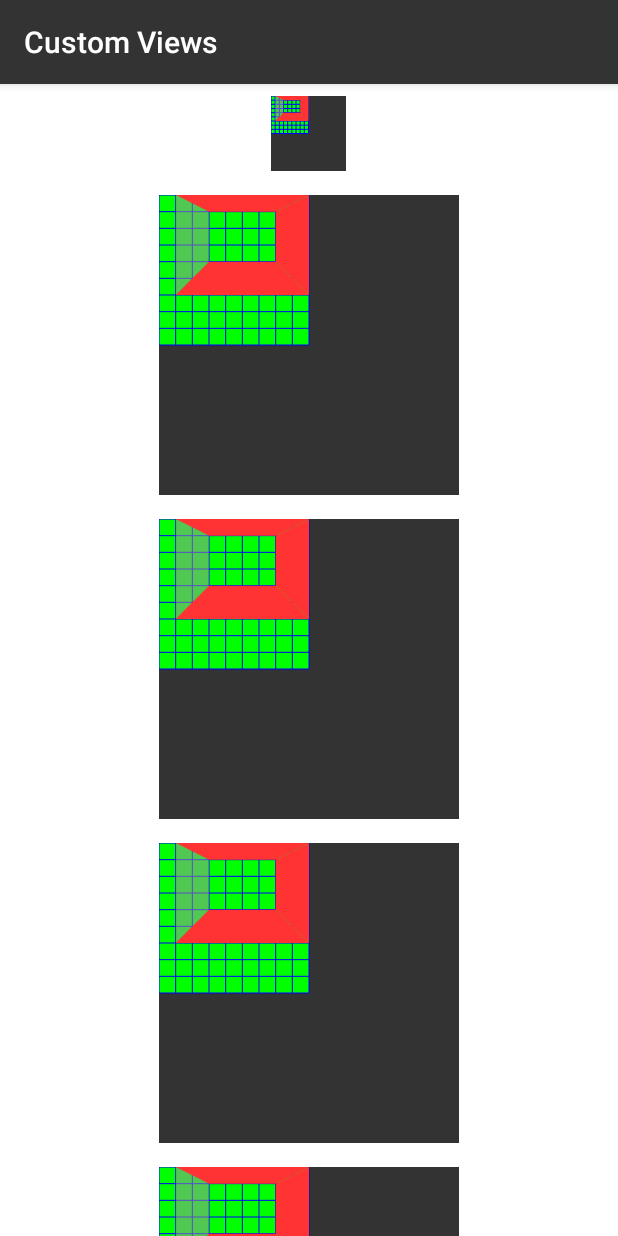
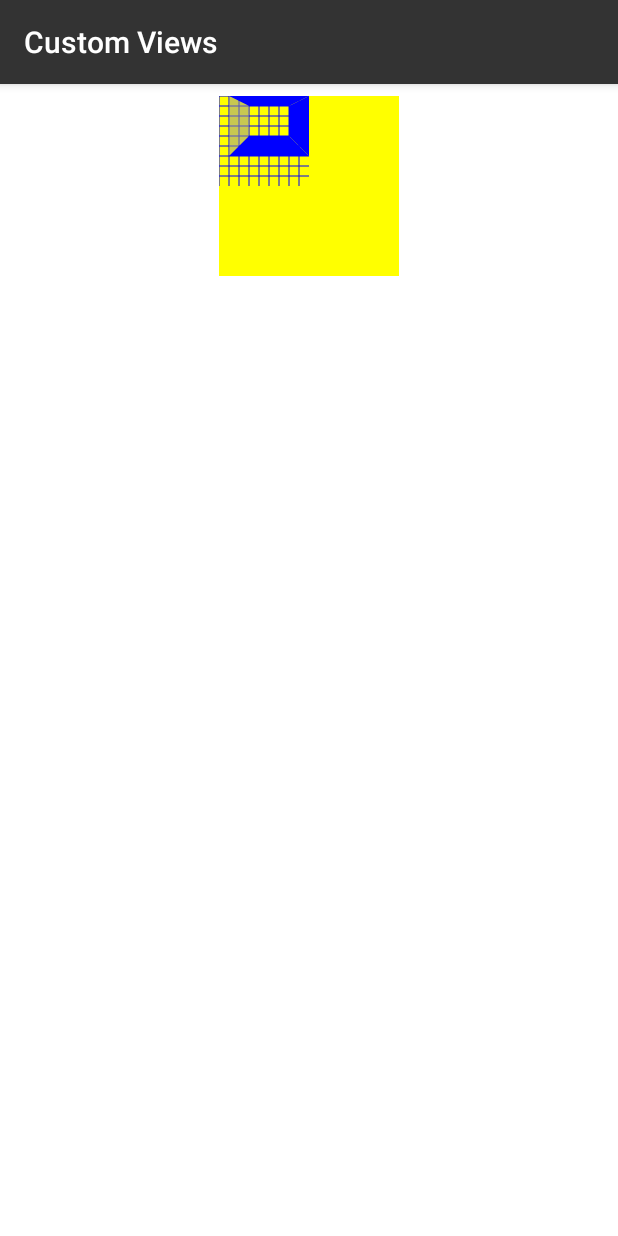
Before and after one commit to Bruno125/Custom-Views-Demo, an Android app: the screen it shows after launch (MainActivity), on a phone screen of 412 x 824 dp. Run offline under Robolectric (Android 15) with nearby library versions, the phone set to English and light mode, and no system bars.

Commit message:
Add class with custom attributes

```diff
--- /dev/null
+++ b/app/src/main/java/com/example/customviews/CustomizableClockView.java
@@ -0,0 +1,63 @@
+package com.example.customviews;
+
+import android.content.Context;
+import android.content.res.TypedArray;
+import android.support.annotation.Nullable;
+import android.util.AttributeSet;
+
+/**
+ * Created by fanlat on 14/08/17.
+ */
+
+public class CustomizableClockView extends OptimizedClockView {
+    public CustomizableClockView(Context context) {
+        this(context, null);
+    }
+
+    public CustomizableClockView(Context context, @Nullable AttributeSet attrs) {
+        super(context, attrs);
+        init(attrs);
+    }
+
+    private void init(@Nullable AttributeSet attrs){
+        if(attrs == null)
+            return;
+
+        TypedArray a = getContext().getTheme().obtainStyledAttributes(
+                attrs,
+                R.styleable.clock_view,
+                0, 0);
+
+        try {
+            //Read custom background color
+            int backgroundColor = a.getColor(R.styleable.clock_view_background_color, -1);
+            if(backgroundColor != -1){
+                mBackgroundColor = backgroundColor;
+            }
+            //Read custom active text color
+            int activeTextColor = a.getColor(R.styleable.clock_view_active_text_color, -1);
+            if(activeTextColor != -1){
+                mActiveTextColor = activeTextColor;
+            }
+            //Read custom inactive text color
+            int inactiveTextColor = a.getColor(R.styleable.clock_view_inactive_text_color, -1);
+            if(inactiveTextColor != -1){
+                mInactiveTextColor = inactiveTextColor;
+            }
+            //Set grid
+            mShowGrid = a.getBoolean(R.styleable.clock_view_show_grid,false);
+            mShowGridBackground = a.getBoolean(R.styleable.clock_view_show_square,false);
+            //Set default number
+            int defaultNumber = a.getInt(R.styleable.clock_view_default_value,24);
+            if(defaultNumber >= 0 && defaultNumber < 25)
+                mCurrentNumber = defaultNumber;
+
+        } finally {
+            a.recycle();
+        }
+
+        super.init();
+    }
+
+
+}
--- a/app/src/main/java/com/example/customviews/OptimizedClockView.java
+++ b/app/src/main/java/com/example/customviews/OptimizedClockView.java
@@ -10,7 +10,6 @@ import android.support.annotation.NonNull;
 import android.support.annotation.Nullable;
 import android.support.v4.content.ContextCompat;
 import android.util.AttributeSet;
-import android.util.Log;
 import android.view.View;
 
 import java.util.ArrayList;
@@ -27,12 +26,17 @@ public class OptimizedClockView extends View implements IClockView{
     protected Paint gridPaint;
     protected Paint activeTextPaint;
     protected Paint inactiveTextPaint;
+
+    protected int mBackgroundColor = resolveColor(R.color.colorPrimary);
+    protected int mActiveTextColor = resolveColor(R.color.colorAccent);
+    protected int mInactiveTextColor = resolveColor(R.color.colorInactive);
+
     protected int cellPadding = 0;
 
-    protected boolean showGridBackground = true;
-    protected boolean showGrid = true;
+    protected boolean mShowGridBackground = true;
+    protected boolean mShowGrid = true;
 
-    private int currentNumber = 24;
+    protected int mCurrentNumber = 24;
     private float canvasSize;
     private float cellSize;
     private float nColumns;
@@ -61,24 +65,28 @@ public class OptimizedClockView extends View implements IClockView{
     /**
      *
      */
-    private void init(){
+    protected void init(){
         defaultSize = (int) (200 * getContext().getResources().getDisplayMetrics().density);
-        backgroundPaint = createPaintFromResource(R.color.colorPrimary);
-        squarePaint = createPaintFromResource(R.color.green);
-        gridPaint = createPaintFromResource(R.color.blue);
-        activeTextPaint = createPaintFromResource(R.color.colorAccent);
-        inactiveTextPaint = createPaintFromResource(R.color.colorInactive);
+        backgroundPaint = createPaintFromResource(mBackgroundColor);
+        activeTextPaint = createPaintFromResource(mActiveTextColor);
+        inactiveTextPaint = createPaintFromResource(mInactiveTextColor);
+
+        squarePaint = createPaintFromResource(resolveColor(R.color.green));
+        gridPaint = createPaintFromResource(resolveColor(R.color.blue));
 
         if(!isInEditMode())
             start();
     }
 
-    private Paint createPaintFromResource(@ColorRes int color){
+    private Paint createPaintFromResource(int color){
         Paint paint = new Paint(Paint.ANTI_ALIAS_FLAG);
-        paint.setColor(ContextCompat.getColor(getContext(),color));
+        paint.setColor(color);
         return paint;
     }
 
+    private int resolveColor(@ColorRes int colorId){
+        return ContextCompat.getColor(getContext(),colorId);
+    }
 
     //region //View overrides
 
@@ -101,10 +109,10 @@ public class OptimizedClockView extends View implements IClockView{
 
 
 
-        updatePathsStatesForNumber(paths, currentNumber);
+        updatePathsStatesForNumber(paths, mCurrentNumber);
 
         canvas.drawRect(0,0,canvasWidth,canvasHeight,backgroundPaint);
-        if(showGridBackground) {
+        if(mShowGridBackground) {
             canvas.drawRect(
                     horizontalOffset,
                     verticalOffset,
@@ -113,7 +121,7 @@ public class OptimizedClockView extends View implements IClockView{
                     squarePaint);
         }
 
-        if(showGrid)
+        if(mShowGrid)
             paintGrid(canvas);
 
         for(ClockPath clockPath : paths){
@@ -352,7 +360,7 @@ public class OptimizedClockView extends View implements IClockView{
 
     @Override
     public void reset() {
-        currentNumber = 0;
+        mCurrentNumber = 0;
     }
 
     private Runnable updateRunnable = new Runnable() {
@@ -363,11 +371,11 @@ public class OptimizedClockView extends View implements IClockView{
     };
 
     private void updateClock() {
-        if(currentNumber > 0) {
-            currentNumber--;
+        if(mCurrentNumber > 0) {
+            mCurrentNumber--;
             invalidate();
 
-            if(currentNumber != 0) {
+            if(mCurrentNumber != 0) {
                 //sigue actualizando
                 postDelayed(updateRunnable, 1000L);
             }else{
--- a/app/src/main/res/layout/activity_main.xml
+++ b/app/src/main/res/layout/activity_main.xml
@@ -1,5 +1,5 @@
 <?xml version="1.0" encoding="utf-8"?>
-<ScrollView xmlns:android="http://schemas.android.com/apk/res/android"
+<LinearLayout xmlns:android="http://schemas.android.com/apk/res/android"
     xmlns:app="http://schemas.android.com/apk/res-auto"
     xmlns:tools="http://schemas.android.com/tools"
     android:layout_width="match_parent"
@@ -7,135 +7,17 @@
     android:background="#fff"
     android:orientation="vertical">
 
-    <LinearLayout
-        android:layout_width="match_parent"
-        android:layout_height="wrap_content"
-        android:orientation="vertical">
 
-        <com.example.customviews.OptimizedClockView
-            android:layout_width="50dp"
-            android:layout_height="50dp"
-            android:layout_gravity="center_horizontal"
-            android:layout_margin="8dp"/>
-
-        <com.example.customviews.OptimizedClockView
-            android:layout_width="wrap_content"
-            android:layout_height="wrap_content"
-            android:layout_gravity="center_horizontal"
-            android:layout_margin="8dp"/>
-
-        <com.example.customviews.OptimizedClockView
-            android:layout_width="wrap_content"
-            android:layout_height="wrap_content"
-            android:layout_gravity="center_horizontal"
-            android:layout_margin="8dp"/>
-
-        <com.example.customviews.OptimizedClockView
-            android:layout_width="wrap_content"
-            android:layout_height="wrap_content"
-            android:layout_gravity="center_horizontal"
-            android:layout_margin="8dp"/>
-
-        <com.example.customviews.OptimizedClockView
-            android:layout_width="wrap_content"
-            android:layout_height="wrap_content"
-            android:layout_gravity="center_horizontal"
-            android:layout_margin="8dp"/>
-
-        <com.example.customviews.OptimizedClockView
-            android:layout_width="wrap_content"
-            android:layout_height="wrap_content"
-            android:layout_gravity="center_horizontal"
-            android:layout_margin="8dp"/>
-
-        <com.example.customviews.OptimizedClockView
-            android:layout_width="wrap_content"
-            android:layout_height="wrap_content"
-            android:layout_gravity="center_horizontal"
-            android:layout_margin="8dp"/>
-
-        <com.example.customviews.OptimizedClockView
-            android:layout_width="wrap_content"
-            android:layout_height="wrap_content"
-            android:layout_gravity="center_horizontal"
-            android:layout_margin="8dp"/>
-
-        <com.example.customviews.OptimizedClockView
-            android:layout_width="wrap_content"
-            android:layout_height="wrap_content"
-            android:layout_gravity="center_horizontal"
-            android:layout_margin="8dp"/>
-
-        <com.example.customviews.OptimizedClockView
-            android:layout_width="wrap_content"
-            android:layout_height="wrap_content"
-            android:layout_gravity="center_horizontal"
-            android:layout_margin="8dp"/>
-
-        <com.example.customviews.OptimizedClockView
-            android:layout_width="wrap_content"
-            android:layout_height="wrap_content"
-            android:layout_gravity="center_horizontal"
-            android:layout_margin="8dp"/>
-
-        <com.example.customviews.OptimizedClockView
-            android:layout_width="wrap_content"
-            android:layout_height="wrap_content"
-            android:layout_gravity="center_horizontal"
-            android:layout_margin="8dp"/>
+    <com.example.customviews.CustomizableClockView
+        android:layout_width="120dp"
+        android:layout_height="120dp"
+        android:layout_gravity="center_horizontal"
+        android:layout_margin="8dp"
+        app:background_color="#ff0"
+        app:active_text_color="#00f"
+        app:inactive_text_color="#fff"
+        app:show_grid="true"
+        app:default_value="20" />
 
 
-        <com.example.customviews.OptimizedClockView
-            android:layout_width="wrap_content"
-            android:layout_height="wrap_content"
-            android:layout_gravity="center_horizontal"
-            android:layout_margin="8dp"/>
-
-        <com.example.customviews.OptimizedClockView
-            android:layout_width="wrap_content"
-            android:layout_height="wrap_content"
-            android:layout_gravity="center_horizontal"
-            android:layout_margin="8dp"/>
-
-        <com.example.customviews.OptimizedClockView
-            android:layout_width="wrap_content"
-            android:layout_height="wrap_content"
-            android:layout_gravity="center_horizontal"
-            android:layout_margin="8dp"/>
-
-        <com.example.customviews.OptimizedClockView
-            android:layout_width="wrap_content"
-            android:layout_height="wrap_content"
-            android:layout_gravity="center_horizontal"
-            android:layout_margin="8dp"/>
-
-
-        <com.example.customviews.OptimizedClockView
-            android:layout_width="wrap_content"
-            android:layout_height="wrap_content"
-            android:layout_gravity="center_horizontal"
-            android:layout_margin="8dp"/>
-
-        <com.example.customviews.OptimizedClockView
-            android:layout_width="wrap_content"
-            android:layout_height="wrap_content"
-            android:layout_gravity="center_horizontal"
-            android:layout_margin="8dp"/>
-
-        <com.example.customviews.OptimizedClockView
-            android:layout_width="wrap_content"
-            android:layout_height="wrap_content"
-            android:layout_gravity="center_horizontal"
-            android:layout_margin="8dp"/>
-
-        <com.example.customviews.OptimizedClockView
-            android:layout_width="wrap_content"
-            android:layout_height="wrap_content"
-            android:layout_gravity="center_horizontal"
-            android:layout_margin="8dp"/>
-
-
-    </LinearLayout>
-
-
-</ScrollView>
+</LinearLayout>
--- /dev/null
+++ b/app/src/main/res/values/attrs.xml
@@ -0,0 +1,13 @@
+<?xml version="1.0" encoding="utf-8"?>
+<resources>
+
+    <declare-styleable name="clock_view">
+        <attr name="background_color" format="color"/>
+        <attr name="active_text_color" format="color"/>
+        <attr name="inactive_text_color" format="color"/>
+        <attr name="show_grid" format="boolean"/>
+        <attr name="show_square" format="boolean"/>
+        <attr name="default_value" format="integer"/>
+    </declare-styleable>
+
+</resources>
```
